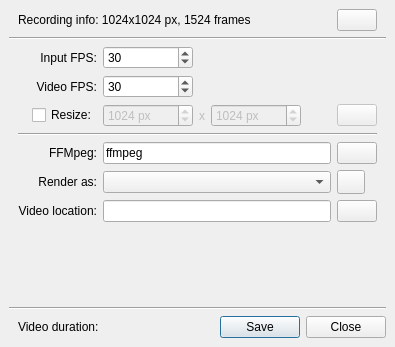
Before: the Qt Designer form plugins/dockers/recorder/recorder_export.ui in KDE/krita, drawn with Qt 5.
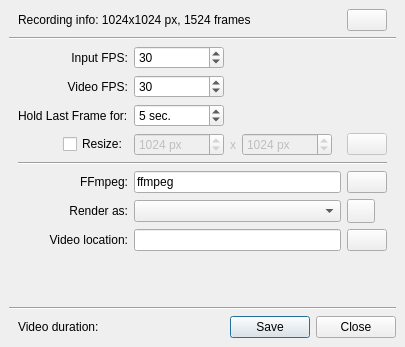
After: the same form once the commit is applied. Icons and pictures are not drawn.

Commit message:
Update the recorder with master
It was impossible to correctly merge patches to the recorder from
master to 5.0, so make sure we have all the changes. This does add
string changes, but the original strings are so obviously wrong
that they amounted to bugs.

CCMAIL:kimageshop@kde.org

What changed in the file:
```diff
--- a/plugins/dockers/recorder/recorder_export.ui
+++ b/plugins/dockers/recorder/recorder_export.ui
@@ -10,7 +10,7 @@
    <rect>
     <x>0</x>
     <y>0</y>
-    <width>395</width>
+    <width>405</width>
     <height>347</height>
    </rect>
   </property>
@@ -86,47 +86,29 @@
          <property name="rightMargin">
           <number>9</number>
          </property>
-         <item row="7" column="2">
-          <widget class="QPushButton" name="buttonBrowseExport">
-           <property name="toolTip">
-            <string>Select a file to export timelapse video</string>
-           </property>
+         <item row="7" column="0">
+          <widget class="QLabel" name="labelFfmpegLocation">
            <property name="text">
-            <string/>
+            <string>FFmpeg:</string>
            </property>
-           <property name="icon">
-            <iconset theme="folder">
-             <normaloff>.</normaloff>.</iconset>
+           <property name="alignment">
+            <set>Qt::AlignRight|Qt::AlignTrailing|Qt::AlignVCenter</set>
            </property>
-          </widget>
-         </item>
-         <item row="5" column="2">
-          <widget class="QPushButton" name="buttonBrowseFfmpeg">
-           <property name="toolTip">
-            <string>Setup ffmpeg executable location</string>
+           <property name="buddy">
+            <cstring>editFfmpegPath</cstring>
            </property>
-           <property name="text">
-            <string/>
-           </property>
-           <property name="icon">
-            <iconset theme="folder">
-             <normaloff>.</normaloff>.</iconset>
-           </property>
           </widget>
          </item>
-         <item row="5" column="1">
-          <widget class="QLineEdit" name="editFfmpegPath">
-           <property name="minimumSize">
-            <size>
-             <width>120</width>
-             <height>0</height>
-            </size>
-           </property>
+         <item row="9" column="0">
+          <widget class="QLabel" name="labelExportTo">
            <property name="text">
-            <string>ffmpeg</string>
+            <string>Video location:</string>
            </property>
-           <property name="readOnly">
-            <bool>true</bool>
+           <property name="alignment">
+            <set>Qt::AlignRight|Qt::AlignTrailing|Qt::AlignVCenter</set>
+           </property>
+           <property name="buddy">
+            <cstring>editVideoFilePath</cstring>
            </property>
           </widget>
          </item>
@@ -172,7 +154,7 @@
            </item>
           </layout>
          </item>
-         <item row="3" column="1">
+         <item row="5" column="1">
           <widget class="QWidget" name="widgetResolution" native="true">
            <property name="enabled">
             <bool>false</bool>
@@ -278,33 +260,83 @@
            </layout>
           </widget>
          </item>
-         <item row="6" column="0">
-          <widget class="QLabel" name="labelResolution">
+         <item row="2" column="0">
+          <widget class="QLabel" name="labelHoldLastFrameSec">
+           <property name="toolTip">
+            <string>The added duration for showing the last frame.</string>
+           </property>
            <property name="text">
-            <string>Render as:</string>
+            <string>Hold Last Frame for:</string>
            </property>
-           <property name="alignment">
-            <set>Qt::AlignRight|Qt::AlignTrailing|Qt::AlignVCenter</set>
+          </widget>
+         </item>
+         <item row="0" column="1">
+          <layout class="QHBoxLayout" name="layoutFps_2" stretch="0,1">
+           <item>
+            <widget class="QSpinBox" name="spinInputFps">
+             <property name="minimumSize">
+              <size>
+               <width>90</width>
+               <height>0</height>
+              </size>
+             </property>
+             <property name="keyboardTracking">
+              <bool>false</bool>
+             </property>
+             <property name="minimum">
+              <number>1</number>
+             </property>
+             <property name="maximum">
+              <number>10000</number>
+             </property>
+             <property name="value">
+              <number>30</number>
+             </property>
+            </widget>
+           </item>
+           <item>
+            <spacer name="horizontalSpacer_14">
+             <property name="orientation">
+              <enum>Qt::Horizontal</enum>
+             </property>
+             <property name="sizeType">
+              <enum>QSizePolicy::Expanding</enum>
+             </property>
+             <property name="sizeHint" stdset="0">
+              <size>
+               <width>6</width>
+               <height>6</height>
+              </size>
+             </property>
+            </spacer>
+           </item>
+          </layout>
+         </item>
+         <item row="6" column="0" colspan="3">
+          <widget class="Line" name="line">
+           <property name="orientation">
+            <enum>Qt::Horizontal</enum>
            </property>
-           <property name="buddy">
-            <cstring>comboProfile</cstring>
-           </property>
           </widget>
          </item>
-         <item row="5" column="0">
-          <widget class="QLabel" name="labelFfmpegLocation">
+         <item row="0" column="0">
+          <widget class="QLabel" name="labelFpsInput">
+           <property name="toolTip">
+            <string>The speed of reading the input stream.
+For example, to make your timelapse twice faster, the Input FPS should be twice larger of the Video FPS.</string>
+           </property>
            <property name="text">
-            <string>FFMpeg:</string>
+            <string comment="Input FPS of recorded timelapses.">Input FPS:</string>
            </property>
            <property name="alignment">
             <set>Qt::AlignRight|Qt::AlignTrailing|Qt::AlignVCenter</set>
            </property>
            <property name="buddy">
-            <cstring>editFfmpegPath</cstring>
+            <cstring>spinInputFps</cstring>
            </property>
           </widget>
          </item>
-         <item row="7" column="1">
+         <item row="9" column="1">
           <widget class="QLineEdit" name="editVideoFilePath">
            <property name="minimumSize">
             <size>
@@ -317,45 +349,33 @@
            </property>
           </widget>
          </item>
-         <item row="6" column="2">
-          <widget class="QPushButton" name="buttonEditProfile">
-           <property name="sizePolicy">
-            <sizepolicy hsizetype="Fixed" vsizetype="Fixed">
-             <horstretch>0</horstretch>
-             <verstretch>0</verstretch>
-            </sizepolicy>
-           </property>
+         <item row="7" column="1">
+          <widget class="QLineEdit" name="editFfmpegPath">
            <property name="minimumSize">
             <size>
-             <width>28</width>
-             <height>24</height>
+             <width>120</width>
+             <height>0</height>
             </size>
            </property>
-           <property name="maximumSize">
-            <size>
-             <width>28</width>
-             <height>24</height>
-            </size>
-           </property>
-           <property name="toolTip">
-            <string>Edit video profile</string>
-           </property>
-          </widget>
-         </item>
-         <item row="1" column="0">
-          <widget class="QLabel" name="labelFps">
            <property name="text">
-            <string>Video FPS:</string>
+            <string>ffmpeg</string>
            </property>
-           <property name="alignment">
-            <set>Qt::AlignRight|Qt::AlignTrailing|Qt::AlignVCenter</set>
+           <property name="readOnly">
+            <bool>true</bool>
            </property>
-           <property name="buddy">
-            <cstring>spinFps</cstring>
+          </widget>
+         </item>
+         <item row="8" column="1">
+          <widget class="QComboBox" name="comboProfile">
+           <property name="minimumSize">
+            <size>
+             <width>120</width>
+             <height>0</height>
+            </size>
            </property>
           </widget>
          </item>
-         <item row="3" column="0">
+         <item row="5" column="0">
           <layout class="QHBoxLayout" name="horizontalLayout_8" stretch="1,0">
            <item>
             <spacer name="horizontalSpacer_12">
@@ -388,69 +408,7 @@
            </item>
           </layout>
          </item>
-         <item row="7" column="0">
-          <widget class="QLabel" name="labelExportTo">
-           <property name="text">
-            <string>Video location:</string>
-           </property>
-           <property name="alignment">
-            <set>Qt::AlignRight|Qt::AlignTrailing|Qt::AlignVCenter</set>
-           </property>
-           <property name="buddy">
-            <cstring>editVideoFilePath</cstring>
-           </property>
-          </widget>
-         </item>
-         <item row="4" column="0" colspan="3">
-          <widget class="Line" name="line">
-           <property name="orientation">
-            <enum>Qt::Horizontal</enum>
-           </property>
-          </widget>
-         </item>
-         <item row="0" column="1">
-          <layout class="QHBoxLayout" name="layoutFps_2" stretch="0,1">
-           <item>
-            <widget class="QSpinBox" name="spinInputFps">
-             <property name="minimumSize">
-              <size>
-               <width>90</width>
-               <height>0</height>
-              </size>
-             </property>
-             <property name="keyboardTracking">
-              <bool>false</bool>
-             </property>
-             <property name="minimum">
-              <number>1</number>
-             </property>
-             <property name="maximum">
-              <number>10000</number>
-             </property>
-             <property name="value">
-              <number>30</number>
-             </property>
-            </widget>
-           </item>
-           <item>
-            <spacer name="horizontalSpacer_14">
-             <property name="orientation">
-              <enum>Qt::Horizontal</enum>
-             </property>
-             <property name="sizeType">
-              <enum>QSizePolicy::Expanding</enum>
-             </property>
-             <property name="sizeHint" stdset="0">
-              <size>
-               <width>6</width>
-               <height>6</height>
-              </size>
-             </property>
-            </spacer>
-           </item>
-          </layout>
-         </item>
-         <item row="3" column="2">
+         <item row="5" column="2">
           <widget class="QPushButton" name="buttonLockRatio">
            <property name="enabled">
             <bool>false</bool>
@@ -470,33 +428,121 @@
            </property>
           </widget>
          </item>
-         <item row="6" column="1">
-          <widget class="QComboBox" name="comboProfile">
+         <item row="8" column="0">
+          <widget class="QLabel" name="labelResolution">
+           <property name="text">
+            <string>Render as:</string>
+           </property>
+           <property name="alignment">
+            <set>Qt::AlignRight|Qt::AlignTrailing|Qt::AlignVCenter</set>
+           </property>
+           <property name="buddy">
+            <cstring>comboProfile</cstring>
+           </property>
+          </widget>
+         </item>
+         <item row="9" column="2">
+          <widget class="QPushButton" name="buttonBrowseExport">
+           <property name="toolTip">
+            <string>Select a file location for the exported timelapse video</string>
+           </property>
+           <property name="text">
+            <string/>
+           </property>
+           <property name="icon">
+            <iconset theme="folder">
+             <normaloff>.</normaloff>.</iconset>
+           </property>
+          </widget>
+         </item>
+         <item row="1" column="0">
+          <widget class="QLabel" name="labelFps">
+           <property name="text">
+            <string>Video FPS:</string>
+           </property>
+           <property name="alignment">
+            <set>Qt::AlignRight|Qt::AlignTrailing|Qt::AlignVCenter</set>
+           </property>
+           <property name="buddy">
+            <cstring>spinFps</cstring>
+           </property>
+          </widget>
+         </item>
+         <item row="8" column="2">
+          <widget class="QPushButton" name="buttonEditProfile">
+           <property name="sizePolicy">
+            <sizepolicy hsizetype="Fixed" vsizetype="Fixed">
+             <horstretch>0</horstretch>
+             <verstretch>0</verstretch>
+            </sizepolicy>
+           </property>
            <property name="minimumSize">
             <size>
-             <width>120</width>
-             <height>0</height>
+             <width>28</width>
+             <height>24</height>
             </size>
            </property>
+           <property name="maximumSize">
+            <size>
+             <width>28</width>
+             <height>24</height>
+            </size>
+           </property>
+           <property name="toolTip">
+            <string>Edit video profile</string>
+           </property>
           </widget>
          </item>
-         <item row="0" column="0">
-          <widget class="QLabel" name="labelFpsInput">
+         <item row="7" column="2">
+          <widget class="QPushButton" name="buttonBrowseFfmpeg">
            <property name="toolTip">
-            <string>The speed of reading the input stream.
-For example to make your speedpaint twice faster it should be twice larger of the Video FPS.</string>
+            <string>Setup ffmpeg executable location</string>
            </property>
            <property name="text">
-            <string comment="Input FPS of recorded timelapses.">Input FPS:</string>
+            <string/>
            </property>
-           <property name="alignment">
-            <set>Qt::AlignRight|Qt::AlignTrailing|Qt::AlignVCenter</set>
-           </property>
-           <property name="buddy">
-            <cstring>spinInputFps</cstring>
+           <property name="icon">
+            <iconset theme="folder">
+             <normaloff>.</normaloff>.</iconset>
            </property>
           </widget>
          </item>
+         <item row="2" column="1">
+          <layout class="QHBoxLayout" name="horizontalLayout_6">
+           <item>
+            <widget class="QSpinBox" name="spinLastFrameSec">
+             <property name="minimumSize">
+              <size>
+               <width>90</width>
+               <height>0</height>
+              </size>
+             </property>
+             <property name="suffix">
+              <string comment="Contraction of &quot;second&quot; for interval"> sec.</string>
+             </property>
+             <property name="maximum">
+              <number>120</number>
+             </property>
+             <property name="value">
+              <number>5</number>
+             </property>
+            </widget>
+           </item>
+           <item>
+            <spacer name="horizontalSpacer_15">
+             <property name="orientation">
+              <enum>Qt::Horizontal</enum>
+             </property>
+             <property name="sizeHint" stdset="0">
+              <size>
+               <width>6</width>
+               <height>6</height>
+              </size>
+             </property>
+            </spacer>
+           </item>
+          </layout>
+         </item>
         </layout>
        </item>
        <item row="3" column="0">
```
The commit also changes 7 other files.
